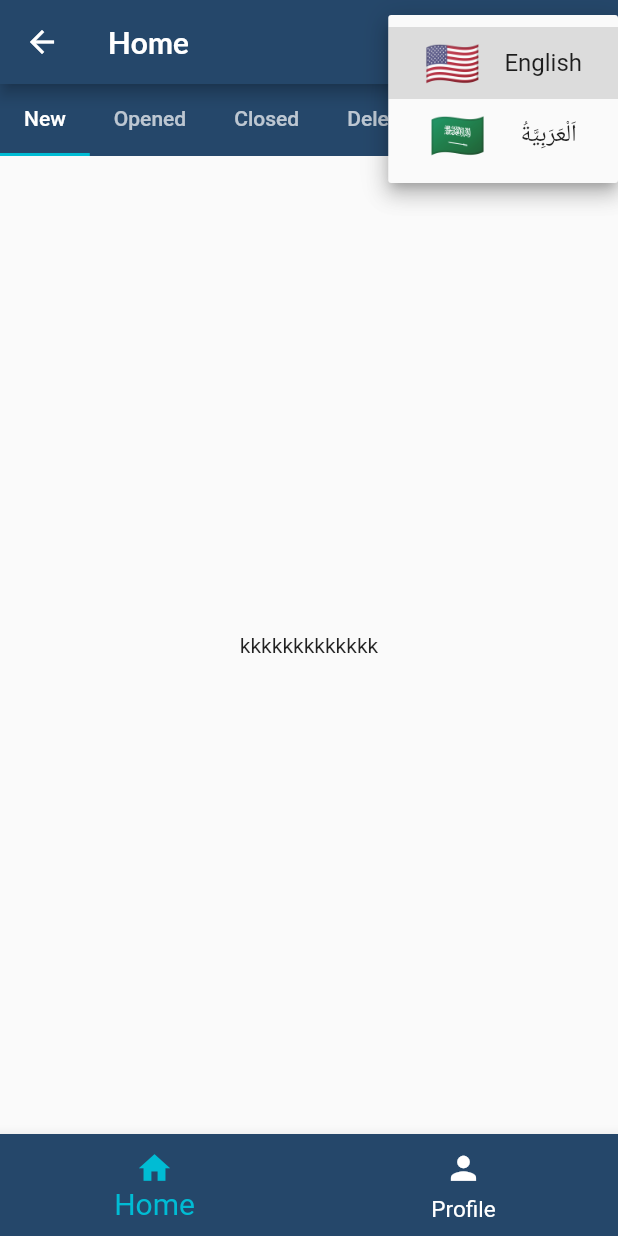
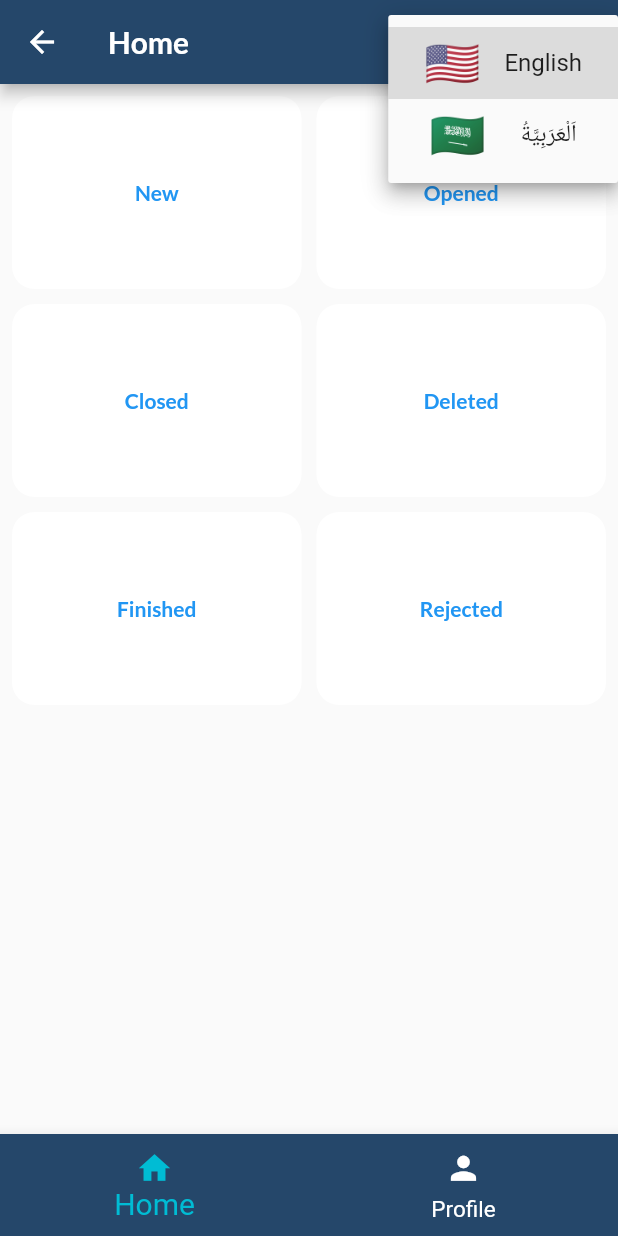
Before and after one commit to youssefshaaban/equipment, a Flutter app: the TabsScreen screen opened by its route, after a tap on the "more vert" icon, on a phone screen of 412 x 824 dp. Run offline on Flutter 3.47's test engine with Material 2 defaults, Android fonts, the phone set to English and light mode, and no system bars; our stand-ins replace dio, equatable, get, image_picker, retrofit, shared_preferences; accounts and stored records are empty; generated files the repository leaves out were written again; network calls fail; Roboto replaces fonts that are missing (Quicksand).

Commit message:
add new design home

```diff
--- a/lib/features/home/custody_controller.dart
+++ b/lib/features/home/custody_controller.dart
@@ -9,20 +9,27 @@ class CustodyController  extends GetxController {
   final AppRepository appRepository=AppRepository();
   final _custodyStateStream = CustodyState().obs;
   CustodyState get state => _custodyStateStream.value;
-
-  void getCustodyByStatus(int status) async {
+  set (CustodyState custodyState){
+    _custodyStateStream.value=custodyState;
+  }
+  @override
+  void onInit() {
+    super.onInit();
+    print("################contoller####################");
+  }
+  Future<CustodyState> getCustodyByStatus(int status) async {
     _custodyStateStream.value = CustodyLoading();
     try{
       final prefs = await SharedPreferences.getInstance();
       var user_id=prefs.getString("user_id");
       var data=await appRepository.getApiClient().driverCustodiesByStatus("$state",user_id.toString());
       if(data.success==true){
-        _custodyStateStream.value= CustodySuccess(custodies: data.custodyData!=null ?data.custodyData! : []);
+        return CustodySuccess(custodies: data.custodyData!=null ?data.custodyData! : []);
       }else{
-        _custodyStateStream.value= CustodyFailure(error: data.message!=null ?data.message!:"Some thing wrong");
+        return CustodyFailure(error: data.message!=null ?data.message!:"Some thing wrong");
       }
     }catch(e){
-      _custodyStateStream.value=  CustodyFailure(error: e.toString());
+      return CustodyFailure(error: e.toString());
     }
   }
 }
--- a/lib/features/home/custody_page.dart
+++ b/lib/features/home/custody_page.dart
@@ -51,12 +51,12 @@ class CustodyPage extends StatelessWidget {
             child: TabBarView(
           controller: controller.tabController,
           children: [
-            CustodyPageList(status: 6),
-            CustodyPageList(status: 1),
-            CustodyPageList(status: 2),
-            CustodyPageList(status: 3),
-            CustodyPageList(status: 4),
-            CustodyPageList(status: 5),
+            // CustodyPageList(status: 6),
+            // CustodyPageList(status: 1),
+            // CustodyPageList(status: 2),
+            // CustodyPageList(status: 3),
+            // CustodyPageList(status: 4),
+            // CustodyPageList(status: 5),
           ],
         ))
       ],
@@ -73,4 +73,10 @@ class CustodyHomeController extends GetxController
     tabController = TabController(vsync: this, length: 6);
     super.onInit();
   }
+
+  @override
+  void onClose() {
+    super.onClose();
+    tabController.dispose();
+  }
 }
--- a/lib/features/home/custody_page_list.dart
+++ b/lib/features/home/custody_page_list.dart
@@ -8,52 +8,74 @@ import 'package:get/get_core/src/get_main.dart';
 import 'package:get/get_instance/src/extension_instance.dart';
 
 class CustodyPageList extends StatefulWidget {
-   final int status;
-   CustodyPageList({required this.status});
+  static const routeName = '/custody_list';
+  @override
+  State<CustodyPageList> createState() => _CustodyPageListState();
+}
+
+class _CustodyPageListState extends State<CustodyPageList> {
+  late CustodyController controller;
+  late String title;
+  late int status;
+  var _initDataLoded = false;
+  @override
+  void initState() {
+    super.initState();
+
+  }
 
   @override
-  State<CustodyPageList> createState() => _CustodyPageListState(status: status);
+  void didChangeDependencies() {
+    if (!_initDataLoded) {
+      _initDataLoded = true;
+      controller = Get.put(CustodyController());
+      final routesArgument =
+      ModalRoute.of(context)!.settings.arguments as Map<String, dynamic>;
+      title = routesArgument['title'];
+      status = routesArgument['status'];
+      controller.getCustodyByStatus(status).then((value) => setState(() {
+        controller.set(value);
+      }));
+    }
+    super.didChangeDependencies();
   }
 
-class _CustodyPageListState extends State<CustodyPageList> with AutomaticKeepAliveClientMixin{
-  final int status;
-  _CustodyPageListState({required this.status});
-  final List<Equipment> list = getData();
-  final controller = Get.put(CustodyController());
+
   @override
-  void initState() {
-    // TODO: implement initState
-    super.initState();
-    controller.getCustodyByStatus(status);
+  void dispose() {
+    controller.dispose();
   }
+
   @override
   Widget build(BuildContext context) {
-      print('>>> Build Car Page');
-   // super.build(context);
-    return
-      Obx((){
-          if(controller.state is CustodyLoading){
+    print('>>>>>>>>>>>>>>>>>>>>build $status<<<<<<<<<<<<<<<<<');
+    return Scaffold(
+      appBar: AppBar(
+        title: Text(title),
+      ),
+      body: Obx(() {
+        if (controller.state is CustodyLoading) {
           return Center(child: CircularProgressIndicator());
-         }else if(controller.state is CustodySuccess){
-            final custodies=(controller.state as CustodySuccess);
-            return  Padding(
+        } else if (controller.state is CustodySuccess) {
+          final custodies = (controller.state as CustodySuccess);
+          return Padding(
             padding: EdgeInsets.all(10),
             child: ListView.builder(
               itemBuilder: (ctx, index) {
                 return ItemCustody(
-                    custody:custodies.custodies[index],
+                  custody: custodies.custodies[index],
                 );
               },
               itemCount: custodies.custodies.length,
             ),
           );
-          }else{
-            return Center(child: Text("kkkkkkkkkkkkk"),);
+        } else {
+          return Center(
+            child: Text("kkkkkkkkkkkkk"),
+          );
         }
-      });
+      }),
+    );
+  }
 
 }
-
-  @override
-  bool get wantKeepAlive => true;
-}
--- /dev/null
+++ b/lib/features/home/home_page_custody.dart
@@ -0,0 +1,64 @@
+import 'package:equipment/features/home/custody_page_list.dart';
+import 'package:equipment/localization/generated/l10n.dart';
+import 'package:flutter/cupertino.dart';
+import 'package:flutter/material.dart';
+
+class HomePageCustody extends StatelessWidget{
+
+  @override
+  Widget build(BuildContext context) {
+    final list=[
+    S.of(context)!.equipmentPageNew,
+    S.of(context)!.equipmentPageOpened,
+    S.of(context)!.equipmentPageClosed,
+    S.of(context)!.equipmentPageDeleted,
+    S.of(context)!.equipmentPageFinished,
+    S.of(context)!.equipmentPageRejected
+    ];
+   return Padding(
+      padding: const EdgeInsets.all(8.0),
+      child: GridView.builder(
+        gridDelegate: SliverGridDelegateWithMaxCrossAxisExtent(
+            maxCrossAxisExtent: 200,
+            childAspectRatio: 1.5,
+            crossAxisSpacing: 10,
+            mainAxisSpacing: 10),
+        itemBuilder: (ctx, index) {
+          final title = list[index];
+          return buildItemCustody(context, title,index);
+        },
+        itemCount: list.length,
+      ),
+    );
+
+  }
+
+  void selectCustody(BuildContext ctx,int index,String title) {
+    Navigator.of(ctx).pushNamed(CustodyPageList.routeName,
+        arguments: {'title': title
+        ,'status':index
+    });
+  }
+  Widget buildItemCustody(BuildContext context,String title, index){
+    return InkWell(
+      onTap: (){
+        selectCustody(context, index, title);
+      },
+      splashColor: Theme.of(context).primaryColor,
+      borderRadius: BorderRadius.circular(15),
+      child: Container(
+        padding: const EdgeInsets.all(15),
+        height: 120,
+        child: Center(
+          child: Text(
+            title,
+            style: Theme.of(context).textTheme.headline1,
+          ),
+        ),
+        decoration: BoxDecoration(
+            color: Colors.white,
+            borderRadius: BorderRadius.circular(15)),
+      ),
+    );
+  }
+}
--- a/lib/main.dart
+++ b/lib/main.dart
@@ -6,6 +6,7 @@ import 'package:equipment/utils/HexColor.dart';
 import 'package:flutter/material.dart';
 import 'package:flutter/services.dart';
 import 'package:flutter_localizations/flutter_localizations.dart';
+import 'features/home/custody_page_list.dart';
 import 'localization/generated/l10n.dart';
 import 'localization/language_constants.dart';
 
@@ -117,6 +118,7 @@ class _MyAppState extends State<MyApp> {
         home: LoginPage(),
         routes: {
           TabsScreen.routeName: (_) => TabsScreen(),
+          CustodyPageList.routeName: (_) => CustodyPageList(),
           CustodyDetails.routeName: (_) => CustodyDetails(),
           PurchaseProcess.routeName: (_) => PurchaseProcess(),
         },
--- a/lib/repositery/retrofit/model/custody/custody_data.dart
+++ b/lib/repositery/retrofit/model/custody/custody_data.dart
@@ -9,7 +9,7 @@ class CustodyData {
   @JsonKey(name: "CustodyId")
   int custodyId;
   @JsonKey(name: "CustodyDate")
-  String custodyDate;
+  String? custodyDate;
 
   @JsonKey(name: "TotalAmount")
   double totalAmount;
@@ -17,25 +17,25 @@ class CustodyData {
   double totalSpent;
 
   @JsonKey(name: "Details")
-  String details;
+  String? details;
   @JsonKey(name: "UserId")
-  int userId;
+  int? userId;
 
   @JsonKey(name: "FullName")
-  String fullName;
+  String? fullName;
   @JsonKey(name: "FullNameEn")
-  String fullNameEn;
+  String? fullNameEn;
   @JsonKey(name: "RegionName")
-  String regionName;
+  String? regionName;
   @JsonKey(name: "RegionNameEn")
-  String regionNameEn;
+  String? regionNameEn;
 
   @JsonKey(name: "CustodyStatus")
-  int custodyStatus;
+  int? custodyStatus;
   @JsonKey(name: "DeliveryNumber")
-  int deliveryNumber;
+  String? deliveryNumber;
   @JsonKey(name: "ReceivingNumber")
-  String receivingNumber;
+  String? receivingNumber;
   CustodyData({required this.userId,
     required this.fullNameEn,
     required this.fullName,
--- a/lib/widget/item_custody.dart
+++ b/lib/widget/item_custody.dart
@@ -40,7 +40,7 @@ class ItemCustody extends StatelessWidget {
                         )),
                   ),
                   Text(
-                    custody.custodyDate,
+                    custody.custodyDate==null?"":custody.custodyDate!,
                       style: TextStyle(color:Colors.blueGrey)
                   )
                 ],
--- a/lib/widget/tabs_screen.dart
+++ b/lib/widget/tabs_screen.dart
@@ -1,4 +1,5 @@
 
+import 'package:equipment/features/home/home_page_custody.dart';
 import 'package:equipment/localization/generated/l10n.dart';
 import 'package:equipment/localization/language_constants.dart';
 import 'package:equipment/localization/languages.dart';
@@ -32,7 +33,7 @@ class _TabsScreenState extends State<TabsScreen> {
     pages=
     [
       {
-        'page': CustodyPage(),
+        'page': HomePageCustody(),
         'title':"Home" // S.of(context)!.firstTabAppBarTitle,
       },
       {
```
Lines whose indentation alone changed are shown as unchanged.
